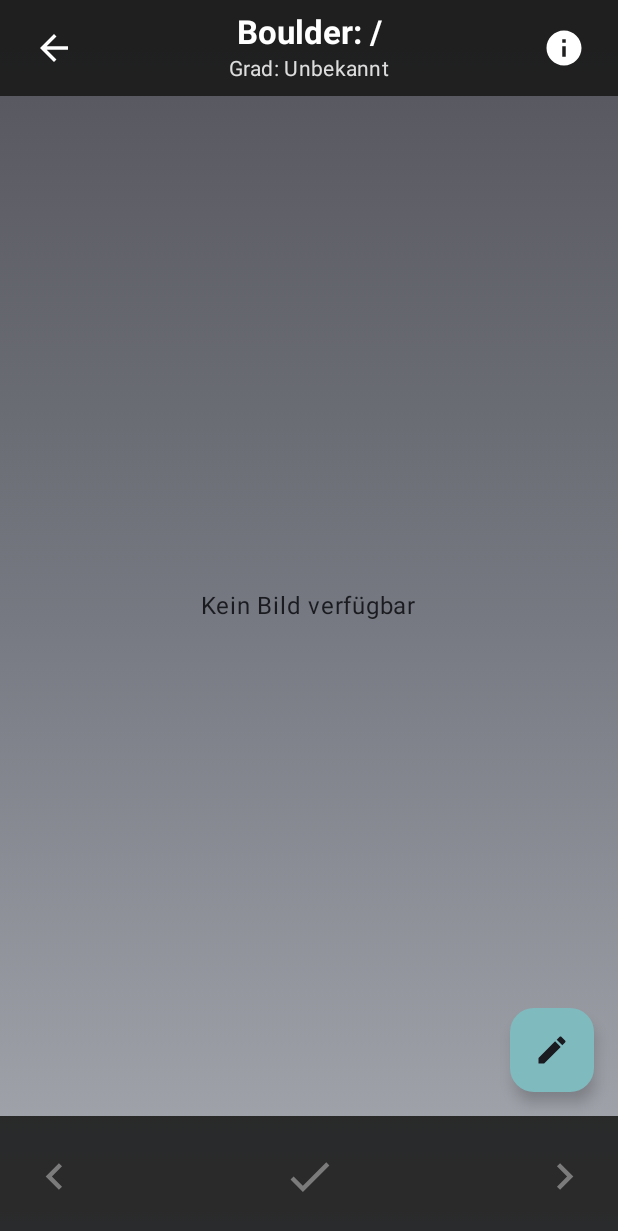
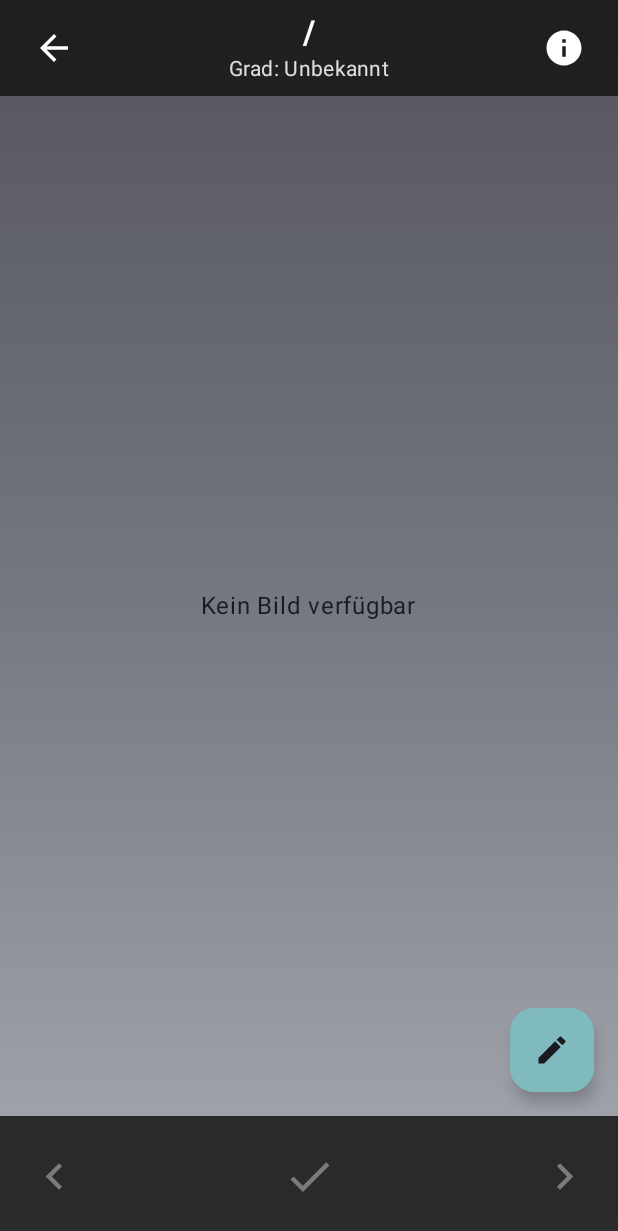
Before and after one commit to Beta-Spray-AppDev/Frontend, an Android app built with Jetpack Compose: the composable ViewBoulderScreen called with empty values, on a phone screen of 412 x 824 dp. Shown: the top 1231 px of the screen. Run offline under Robolectric (Android 15) with nearby library versions, the phone set to English and light mode, and no system bars; pictures from the network do not load.

Commit message:
fixed navigation bug and added extra for long boulder names

```diff
--- a/app/src/main/java/com/example/sprayconnectapp/navigation/NavGraph.kt
+++ b/app/src/main/java/com/example/sprayconnectapp/navigation/NavGraph.kt
@@ -143,7 +143,7 @@ fun NavGraph (navController: NavHostController){
                 navArgument("boulderId") { type = NavType.StringType },
                 navArgument("spraywallId") { type = NavType.StringType },
                 navArgument("imageUri") { type = NavType.StringType; defaultValue = "" },
-                navArgument("src"){ defaultValue = "mine" }
+                navArgument("src"){ type = NavType.StringType; defaultValue = "" }
             )
         ) { backStackEntry ->
             val boulderId = backStackEntry.arguments?.getString("boulderId") ?: ""
--- a/app/src/main/java/com/example/sprayconnectapp/ui/screens/BoulderList/BoulderListScreen.kt
+++ b/app/src/main/java/com/example/sprayconnectapp/ui/screens/BoulderList/BoulderListScreen.kt
@@ -35,6 +35,8 @@ fun BoulderListScreen(
 ) {
     val context = LocalContext.current
     val viewModel: BoulderListViewmodel = viewModel()
+
+
 
 
 
@@ -130,7 +132,7 @@ fun BoulderListScreen(
                                     onClick = {
                                         val id = boulder.id ?: return@Card
                                         val encoded = Uri.encode(imageUri ?: "")
-                                        navController.navigate("view_boulder/$id/$spraywallId/$encoded")
+                                        navController.navigate("view_boulder/$id/$spraywallId/$encoded?src=list")
                                     },
 
                                     modifier = Modifier
--- a/app/src/main/java/com/example/sprayconnectapp/ui/screens/BoulderView/CreateBoulderScreen.kt
+++ b/app/src/main/java/com/example/sprayconnectapp/ui/screens/BoulderView/CreateBoulderScreen.kt
@@ -65,6 +65,9 @@ import androidx.compose.ui.layout.LayoutCoordinates
 import androidx.compose.ui.layout.positionInWindow
 import androidx.compose.ui.platform.LocalHapticFeedback
 import androidx.compose.ui.platform.LocalDensity
+import androidx.compose.ui.text.style.TextOverflow
+
+
 
 
 
@@ -111,6 +114,9 @@ fun CreateBoulderScreen(
     var showDeleteDialog by remember { mutableStateOf(false) }
     var triedSave by remember { mutableStateOf(false) }
     val isNameValid = boulderName.trim().isNotEmpty()
+
+
+
 
 
 
--- a/app/src/main/java/com/example/sprayconnectapp/ui/screens/BoulderView/ViewBoulderScreen.kt
+++ b/app/src/main/java/com/example/sprayconnectapp/ui/screens/BoulderView/ViewBoulderScreen.kt
@@ -6,6 +6,7 @@ import android.graphics.BitmapFactory
 import android.media.ExifInterface
 import android.net.Uri
 import androidx.compose.foundation.background
+import androidx.compose.foundation.basicMarquee
 import androidx.compose.foundation.gestures.rememberTransformableState
 import androidx.compose.foundation.gestures.transformable
 import androidx.compose.foundation.layout.*
@@ -70,6 +71,8 @@ import androidx.compose.ui.graphics.Brush
 import androidx.compose.ui.graphics.vector.ImageVector
 import androidx.compose.ui.res.colorResource
 import androidx.compose.ui.text.font.FontWeight
+import androidx.compose.ui.text.style.TextAlign
+import androidx.compose.ui.text.style.TextOverflow
 import java.text.DateFormat
 import java.util.Date
 
@@ -116,10 +119,11 @@ fun ViewBoulderScreen(
 
 
     // Wählt Liste nach Quelle
-    val list = when (source) {
-        "ticked" -> tickedList
-        "mine"   -> myList
-        else     -> emptyList()
+    val fromProfile = source == "mine" || source == "ticked"
+    val list = if (fromProfile) {
+        if (source == "mine") myList else tickedList
+    } else {
+        gymList
     }
 
     //Ui-State holen
@@ -206,14 +210,21 @@ fun ViewBoulderScreen(
                     ),
                     title = {Column(horizontalAlignment = Alignment.CenterHorizontally) {
                         Text(
-                            text = "Boulder: ${boulder?.name ?: "/"}",
+                            text = boulder?.name ?: "/",
                             style = MaterialTheme.typography.titleLarge.copy(fontWeight = FontWeight.Bold),
-                            color = MaterialTheme.colorScheme.onPrimary
+                            maxLines = 1,
+                            overflow = TextOverflow.Ellipsis,
+                            color = MaterialTheme.colorScheme.onPrimary,
+                            modifier = Modifier.fillMaxWidth().basicMarquee(),
+                            textAlign = TextAlign.Center
+
                         )
                         Text(
                             text = "Grad: ${boulder?.difficulty ?: "Unbekannt"}",
                             style = MaterialTheme.typography.bodyMedium,
-                            color = MaterialTheme.colorScheme.onPrimary.copy(alpha = 0.85f)
+                            color = MaterialTheme.colorScheme.onPrimary.copy(alpha = 0.85f),
+                            maxLines = 1,
+                            overflow = TextOverflow.Ellipsis,
                         )
                     }},
 
```
